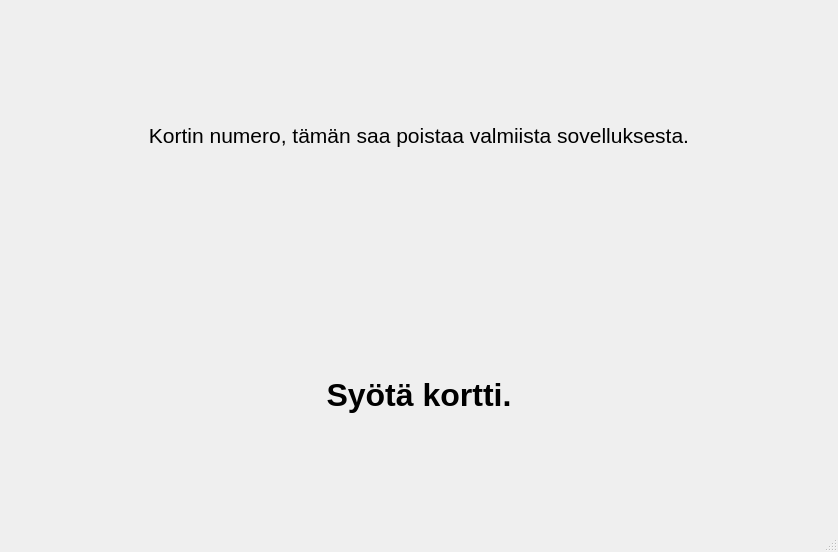
The window that bankautomat/mainwindow.ui (Necromunda/ATM) describes before a commit, drawn with Qt 5.
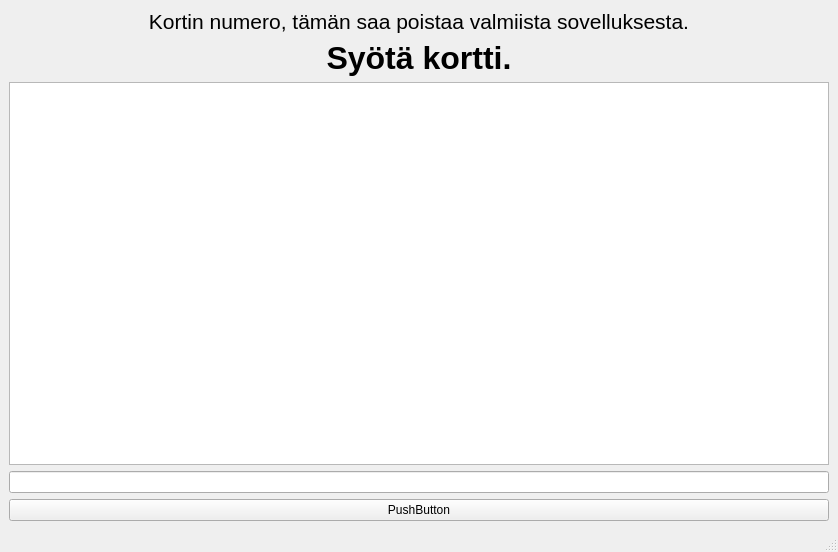
The same window after the commit.

Commit message:
get transfers added
just testing stuff

What changed in the file:
```diff
--- a/bankautomat/mainwindow.ui
+++ b/bankautomat/mainwindow.ui
@@ -37,7 +37,6 @@
         <property name="font">
          <font>
           <pointsize>24</pointsize>
-          <weight>75</weight>
           <bold>true</bold>
          </font>
         </property>
@@ -49,8 +48,21 @@
         </property>
        </widget>
       </item>
+      <item>
+       <widget class="QTextEdit" name="transfersEdit"/>
+      </item>
      </layout>
     </item>
+    <item>
+     <widget class="QLineEdit" name="transferID"/>
+    </item>
+    <item>
+     <widget class="QPushButton" name="transfersButton">
+      <property name="text">
+       <string>PushButton</string>
+      </property>
+     </widget>
+    </item>
    </layout>
   </widget>
   <widget class="QMenuBar" name="menubar">
```
Left out of the diff: 2 changed lines with no effect on the pictures. The commit also changes 273 other files.
